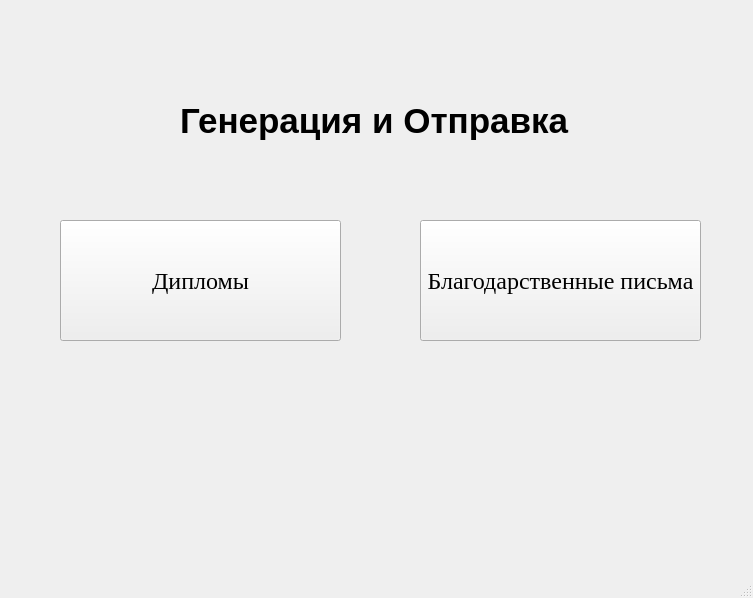
First picture: the form in Ui_MainWindow.ui, repository katcukoMishaB/diplomas, before the edit.
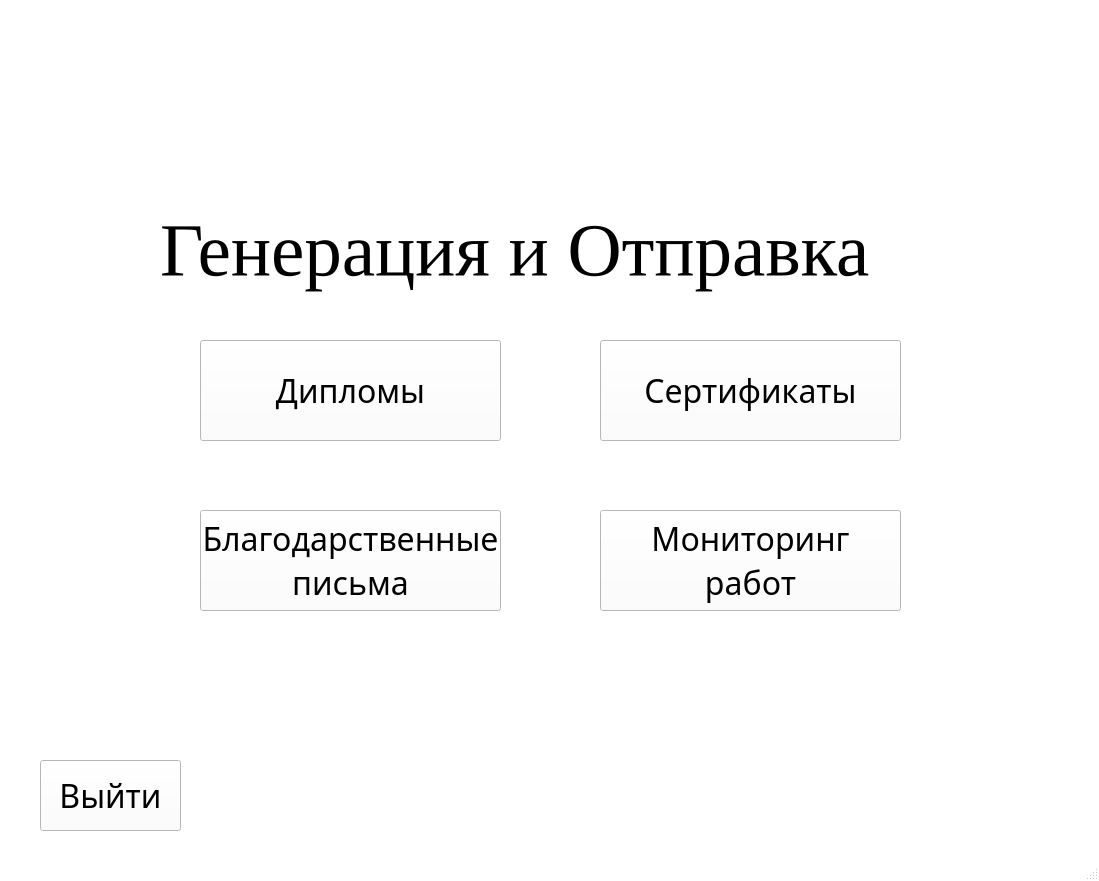
Second picture: the form after the edit.

```diff
--- a/Ui_MainWindow.ui
+++ b/Ui_MainWindow.ui
@@ -6,72 +6,547 @@
    <rect>
     <x>0</x>
     <y>0</y>
-    <width>753</width>
-    <height>598</height>
+    <width>1099</width>
+    <height>881</height>
    </rect>
   </property>
+  <property name="palette">
+   <palette>
+    <active>
+     <colorrole role="WindowText">
+      <brush brushstyle="SolidPattern">
+       <color alpha="255">
+        <red>0</red>
+        <green>0</green>
+        <blue>0</blue>
+       </color>
+      </brush>
+     </colorrole>
+     <colorrole role="Button">
+      <brush brushstyle="SolidPattern">
+       <color alpha="255">
+        <red>255</red>
+        <green>255</green>
+        <blue>255</blue>
+       </color>
+      </brush>
+     </colorrole>
+     <colorrole role="Light">
+      <brush brushstyle="SolidPattern">
+       <color alpha="255">
+        <red>255</red>
+        <green>255</green>
+        <blue>255</blue>
+       </color>
+      </brush>
+     </colorrole>
+     <colorrole role="Midlight">
+      <brush brushstyle="SolidPattern">
+       <color alpha="255">
+        <red>255</red>
+        <green>255</green>
+        <blue>255</blue>
+       </color>
+      </brush>
+     </colorrole>
+     <colorrole role="Dark">
+      <brush brushstyle="SolidPattern">
+       <color alpha="255">
+        <red>127</red>
+        <green>127</green>
+        <blue>127</blue>
+       </color>
+      </brush>
+     </colorrole>
+     <colorrole role="Mid">
+      <brush brushstyle="SolidPattern">
+       <color alpha="255">
+        <red>170</red>
+        <green>170</green>
+        <blue>170</blue>
+       </color>
+      </brush>
+     </colorrole>
+     <colorrole role="Text">
+      <brush brushstyle="SolidPattern">
+       <color alpha="255">
+        <red>0</red>
+        <green>0</green>
+        <blue>0</blue>
+       </color>
+      </brush>
+     </colorrole>
+     <colorrole role="BrightText">
+      <brush brushstyle="SolidPattern">
+       <color alpha="255">
+        <red>255</red>
+        <green>255</green>
+        <blue>255</blue>
+       </color>
+      </brush>
+     </colorrole>
+     <colorrole role="ButtonText">
+      <brush brushstyle="SolidPattern">
+       <color alpha="255">
+        <red>0</red>
+        <green>0</green>
+        <blue>0</blue>
+       </color>
+      </brush>
+     </colorrole>
+     <colorrole role="Base">
+      <brush brushstyle="SolidPattern">
+       <color alpha="255">
+        <red>255</red>
+        <green>255</green>
+        <blue>255</blue>
+       </color>
+      </brush>
+     </colorrole>
+     <colorrole role="Window">
+      <brush brushstyle="SolidPattern">
+       <color alpha="255">
+        <red>255</red>
+        <green>255</green>
+        <blue>255</blue>
+       </color>
+      </brush>
+     </colorrole>
+     <colorrole role="Shadow">
+      <brush brushstyle="SolidPattern">
+       <color alpha="255">
+        <red>0</red>
+        <green>0</green>
+        <blue>0</blue>
+       </color>
+      </brush>
+     </colorrole>
+     <colorrole role="AlternateBase">
+      <brush brushstyle="SolidPattern">
+       <color alpha="255">
+        <red>255</red>
+        <green>255</green>
+        <blue>255</blue>
+       </color>
+      </brush>
+     </colorrole>
+     <colorrole role="ToolTipBase">
+      <brush brushstyle="SolidPattern">
+       <color alpha="255">
+        <red>255</red>
+        <green>255</green>
+        <blue>220</blue>
+       </color>
+      </brush>
+     </colorrole>
+     <colorrole role="ToolTipText">
+      <brush brushstyle="SolidPattern">
+       <color alpha="255">
+        <red>0</red>
+        <green>0</green>
+        <blue>0</blue>
+       </color>
+      </brush>
+     </colorrole>
+    </active>
+    <inactive>
+     <colorrole role="WindowText">
+      <brush brushstyle="SolidPattern">
+       <color alpha="255">
+        <red>0</red>
+        <green>0</green>
+        <blue>0</blue>
+       </color>
+      </brush>
+     </colorrole>
+     <colorrole role="Button">
+      <brush brushstyle="SolidPattern">
+       <color alpha="255">
+        <red>255</red>
+        <green>255</green>
+        <blue>255</blue>
+       </color>
+      </brush>
+     </colorrole>
+     <colorrole role="Light">
+      <brush brushstyle="SolidPattern">
+       <color alpha="255">
+        <red>255</red>
+        <green>255</green>
+        <blue>255</blue>
+       </color>
+      </brush>
+     </colorrole>
+     <colorrole role="Midlight">
+      <brush brushstyle="SolidPattern">
+       <color alpha="255">
+        <red>255</red>
+        <green>255</green>
+        <blue>255</blue>
+       </color>
+      </brush>
+     </colorrole>
+     <colorrole role="Dark">
+      <brush brushstyle="SolidPattern">
+       <color alpha="255">
+        <red>127</red>
+        <green>127</green>
+        <blue>127</blue>
+       </color>
+      </brush>
+     </colorrole>
+     <colorrole role="Mid">
+      <brush brushstyle="SolidPattern">
+       <color alpha="255">
+        <red>170</red>
+        <green>170</green>
+        <blue>170</blue>
+       </color>
+      </brush>
+     </colorrole>
+     <colorrole role="Text">
+      <brush brushstyle="SolidPattern">
+       <color alpha="255">
+        <red>0</red>
+        <green>0</green>
+        <blue>0</blue>
+       </color>
+      </brush>
+     </colorrole>
+     <colorrole role="BrightText">
+      <brush brushstyle="SolidPattern">
+       <color alpha="255">
+        <red>255</red>
+        <green>255</green>
+        <blue>255</blue>
+       </color>
+      </brush>
+     </colorrole>
+     <colorrole role="ButtonText">
+      <brush brushstyle="SolidPattern">
+       <color alpha="255">
+        <red>0</red>
+        <green>0</green>
+        <blue>0</blue>
+       </color>
+      </brush>
+     </colorrole>
+     <colorrole role="Base">
+      <brush brushstyle="SolidPattern">
+       <color alpha="255">
+        <red>255</red>
+        <green>255</green>
+        <blue>255</blue>
+       </color>
+      </brush>
+     </colorrole>
+     <colorrole role="Window">
+      <brush brushstyle="SolidPattern">
+       <color alpha="255">
+        <red>255</red>
+        <green>255</green>
+        <blue>255</blue>
+       </color>
+      </brush>
+     </colorrole>
+     <colorrole role="Shadow">
+      <brush brushstyle="SolidPattern">
+       <color alpha="255">
+        <red>0</red>
+        <green>0</green>
+        <blue>0</blue>
+       </color>
+      </brush>
+     </colorrole>
+     <colorrole role="AlternateBase">
+      <brush brushstyle="SolidPattern">
+       <color alpha="255">
+        <red>255</red>
+        <green>255</green>
+        <blue>255</blue>
+       </color>
+      </brush>
+     </colorrole>
+     <colorrole role="ToolTipBase">
+      <brush brushstyle="SolidPattern">
+       <color alpha="255">
+        <red>255</red>
+        <green>255</green>
+        <blue>220</blue>
+       </color>
+      </brush>
+     </colorrole>
+     <colorrole role="ToolTipText">
+      <brush brushstyle="SolidPattern">
+       <color alpha="255">
+        <red>0</red>
+        <green>0</green>
+        <blue>0</blue>
+       </color>
+      </brush>
+     </colorrole>
+    </inactive>
+    <disabled>
+     <colorrole role="WindowText">
+      <brush brushstyle="SolidPattern">
+       <color alpha="255">
+        <red>127</red>
+        <green>127</green>
+        <blue>127</blue>
+       </color>
+      </brush>
+     </colorrole>
+     <colorrole role="Button">
+      <brush brushstyle="SolidPattern">
+       <color alpha="255">
+        <red>255</red>
+        <green>255</green>
+        <blue>255</blue>
+       </color>
+      </brush>
+     </colorrole>
+     <colorrole role="Light">
+      <brush brushstyle="SolidPattern">
+       <color alpha="255">
+        <red>255</red>
+        <green>255</green>
+        <blue>255</blue>
+       </color>
+      </brush>
+     </colorrole>
+     <colorrole role="Midlight">
+      <brush brushstyle="SolidPattern">
+       <color alpha="255">
+        <red>255</red>
+        <green>255</green>
+        <blue>255</blue>
+       </color>
+      </brush>
+     </colorrole>
+     <colorrole role="Dark">
+      <brush brushstyle="SolidPattern">
+       <color alpha="255">
+        <red>127</red>
+        <green>127</green>
+        <blue>127</blue>
+       </color>
+      </brush>
+     </colorrole>
+     <colorrole role="Mid">
+      <brush brushstyle="SolidPattern">
+       <color alpha="255">
+        <red>170</red>
+        <green>170</green>
+        <blue>170</blue>
+       </color>
+      </brush>
+     </colorrole>
+     <colorrole role="Text">
+      <brush brushstyle="SolidPattern">
+       <color alpha="255">
+        <red>127</red>
+        <green>127</green>
+        <blue>127</blue>
+       </color>
+      </brush>
+     </colorrole>
+     <colorrole role="BrightText">
+      <brush brushstyle="SolidPattern">
+       <color alpha="255">
+        <red>255</red>
+        <green>255</green>
+        <blue>255</blue>
+       </color>
+      </brush>
+     </colorrole>
+     <colorrole role="ButtonText">
+      <brush brushstyle="SolidPattern">
+       <color alpha="255">
+        <red>127</red>
+        <green>127</green>
+        <blue>127</blue>
+       </color>
+      </brush>
+     </colorrole>
+     <colorrole role="Base">
+      <brush brushstyle="SolidPattern">
+       <color alpha="255">
+        <red>255</red>
+        <green>255</green>
+        <blue>255</blue>
+       </color>
+      </brush>
+     </colorrole>
+     <colorrole role="Window">
+      <brush brushstyle="SolidPattern">
+       <color alpha="255">
+        <red>255</red>
+        <green>255</green>
+        <blue>255</blue>
+       </color>
+      </brush>
+     </colorrole>
+     <colorrole role="Shadow">
+      <brush brushstyle="SolidPattern">
+       <color alpha="255">
+        <red>0</red>
+        <green>0</green>
+        <blue>0</blue>
+       </color>
+      </brush>
+     </colorrole>
+     <colorrole role="AlternateBase">
+      <brush brushstyle="SolidPattern">
+       <color alpha="255">
+        <red>255</red>
+        <green>255</green>
+        <blue>255</blue>
+       </color>
+      </brush>
+     </colorrole>
+     <colorrole role="ToolTipBase">
+      <brush brushstyle="SolidPattern">
+       <color alpha="255">
+        <red>255</red>
+        <green>255</green>
+        <blue>220</blue>
+       </color>
+      </brush>
+     </colorrole>
+     <colorrole role="ToolTipText">
+      <brush brushstyle="SolidPattern">
+       <color alpha="255">
+        <red>0</red>
+        <green>0</green>
+        <blue>0</blue>
+       </color>
+      </brush>
+     </colorrole>
+    </disabled>
+   </palette>
+  </property>
   <property name="windowTitle">
    <string>MainWindow</string>
   </property>
   <widget class="QWidget" name="centralwidget">
-   <widget class="QPushButton" name="pushButton">
-    <property name="geometry">
-     <rect>
-      <x>60</x>
-      <y>220</y>
-      <width>281</width>
-      <height>121</height>
-     </rect>
-    </property>
-    <property name="font">
-     <font>
-      <family>Times New Roman</family>
-      <pointsize>18</pointsize>
-     </font>
-    </property>
-    <property name="text">
-     <string>Дипломы</string>
-    </property>
-   </widget>
-   <widget class="QPushButton" name="pushButton_2">
-    <property name="geometry">
-     <rect>
-      <x>420</x>
-      <y>220</y>
-      <width>281</width>
-      <height>121</height>
-     </rect>
-    </property>
-    <property name="font">
-     <font>
-      <family>Times New Roman</family>
-      <pointsize>18</pointsize>
-     </font>
-    </property>
-    <property name="text">
-     <string>Благодарственные письма</string>
-    </property>
-   </widget>
    <widget class="QLabel" name="label">
     <property name="geometry">
      <rect>
-      <x>180</x>
-      <y>100</y>
-      <width>412</width>
-      <height>42</height>
+      <x>160</x>
+      <y>200</y>
+      <width>801</width>
+      <height>101</height>
      </rect>
     </property>
     <property name="font">
      <font>
-      <pointsize>26</pointsize>
-      <weight>75</weight>
-      <bold>true</bold>
+      <family>Georgia</family>
+      <pointsize>56</pointsize>
+      <weight>50</weight>
+      <bold>false</bold>
      </font>
     </property>
     <property name="text">
      <string>Генерация и Отправка</string>
     </property>
    </widget>
+   <widget class="QPushButton" name="pushButton_3">
+    <property name="geometry">
+     <rect>
+      <x>200</x>
+      <y>510</y>
+      <width>301</width>
+      <height>101</height>
+     </rect>
+    </property>
+    <property name="font">
+     <font>
+      <family>Sitka Display</family>
+      <pointsize>24</pointsize>
+     </font>
+    </property>
+    <property name="text">
+     <string>Благодарственные 
+письма</string>
+    </property>
+   </widget>
+   <widget class="QPushButton" name="pushButton_5">
+    <property name="geometry">
+     <rect>
+      <x>600</x>
+      <y>510</y>
+      <width>301</width>
+      <height>101</height>
+     </rect>
+    </property>
+    <property name="font">
+     <font>
+      <family>Sitka Display</family>
+      <pointsize>24</pointsize>
+     </font>
+    </property>
+    <property name="text">
+     <string>Мониторинг 
+работ</string>
+    </property>
+   </widget>
+   <widget class="QPushButton" name="pushButton_6">
+    <property name="geometry">
+     <rect>
+      <x>600</x>
+      <y>340</y>
+      <width>301</width>
+      <height>101</height>
+     </rect>
+    </property>
+    <property name="font">
+     <font>
+      <family>Sitka Display</family>
+      <pointsize>24</pointsize>
+     </font>
+    </property>
+    <property name="text">
+     <string>Сертификаты</string>
+    </property>
+   </widget>
+   <widget class="QPushButton" name="pushButton_7">
+    <property name="geometry">
+     <rect>
+      <x>200</x>
+      <y>340</y>
+      <width>301</width>
+      <height>101</height>
+     </rect>
+    </property>
+    <property name="font">
+     <font>
+      <family>Sitka Display</family>
+      <pointsize>24</pointsize>
+     </font>
+    </property>
+    <property name="text">
+     <string>Дипломы</string>
+    </property>
+   </widget>
+   <widget class="QPushButton" name="pushButton_8">
+    <property name="geometry">
+     <rect>
+      <x>40</x>
+      <y>760</y>
+      <width>141</width>
+      <height>71</height>
+     </rect>
+    </property>
+    <property name="font">
+     <font>
+      <family>Sitka Display</family>
+      <pointsize>24</pointsize>
+     </font>
+    </property>
+    <property name="text">
+     <string>Выйти</string>
+    </property>
+   </widget>
   </widget>
   <widget class="QStatusBar" name="statusbar"/>
  </widget>
```
